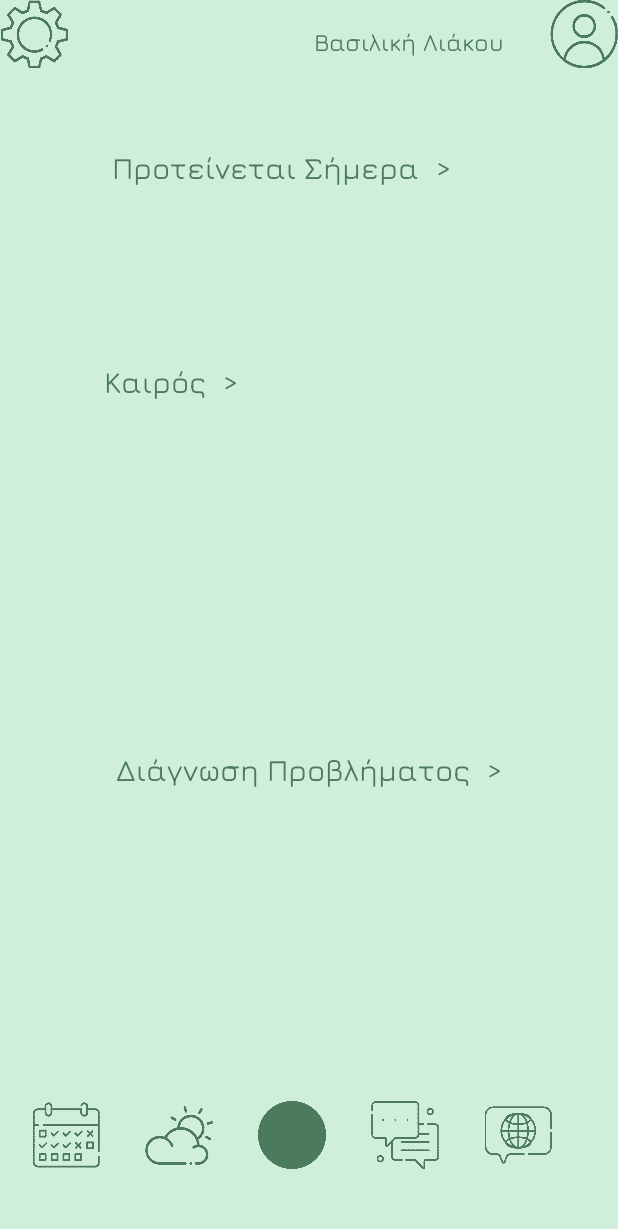
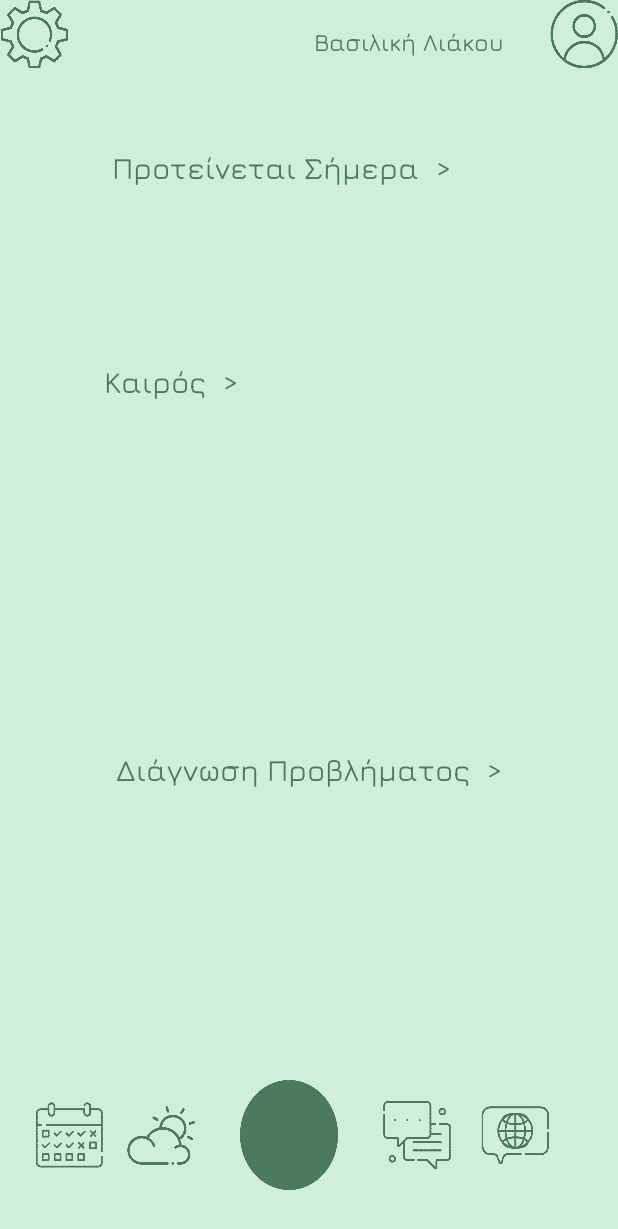
Before and after one commit to katerinaarf/OliveTheory, an Android app: the layout activity_menu.xml on its own in the app's theme, with its tools: preview values and no code run, on a phone screen of 412 x 824 dp. Shown: the top 1229 px of the screen. Run offline under Robolectric (Android 15) with nearby library versions, the phone set to English and light mode, and no system bars.

Commit message:
omw to make the cutest menu

```diff
--- /dev/null
+++ b/app/src/main/java/com/example/olivetheory/CalendarActivity.java
@@ -0,0 +1,4 @@
+package com.example.olivetheory;
+
+public class CalendarActivity {
+}
--- /dev/null
+++ b/app/src/main/java/com/example/olivetheory/MessageActivity.java
@@ -0,0 +1,4 @@
+package com.example.olivetheory;
+
+public class MessageActivity {
+}
--- /dev/null
+++ b/app/src/main/java/com/example/olivetheory/ProblemsActivity.java
@@ -0,0 +1,4 @@
+package com.example.olivetheory;
+
+public class ProblemsActivity {
+}
--- /dev/null
+++ b/app/src/main/java/com/example/olivetheory/SettingsActivity.java
@@ -0,0 +1,4 @@
+package com.example.olivetheory;
+
+public class SettingsActivity {
+}
--- /dev/null
+++ b/app/src/main/java/com/example/olivetheory/WeatherActivity.java
@@ -0,0 +1,4 @@
+package com.example.olivetheory;
+
+public class WeatherActivity {
+}
--- a/app/src/main/res/layout/activity_menu.xml
+++ b/app/src/main/res/layout/activity_menu.xml
@@ -58,7 +58,7 @@
         app:layout_constraintTop_toBottomOf="@+id/settings" />
 
     <TextView
-        android:id="@+id/weather"
+        android:id="@+id/weatherText"
         android:layout_width="wrap_content"
         android:layout_height="wrap_content"
         android:layout_marginTop="116dp"
@@ -81,10 +81,10 @@
         app:layout_constraintHorizontal_bias="0.34"
         app:layout_constraintMarginTop="16dp"
         app:layout_constraintStart_toStartOf="parent"
-        app:layout_constraintTop_toBottomOf="@+id/weather" />
+        app:layout_constraintTop_toBottomOf="@+id/weatherText" />
 
     <TextView
-        android:id="@+id/problems"
+        android:id="@+id/problemsText"
         android:layout_width="wrap_content"
         android:layout_height="wrap_content"
         android:layout_marginTop="124dp"
@@ -115,8 +115,8 @@
             android:background="@drawable/calendar" />
 
         <View
-            android:layout_width="30dp"
-            android:layout_height="wrap_content" />
+            android:layout_width="16dp"
+            android:layout_height="134dp" />
 
         <Button
             android:id="@+id/weather"
@@ -131,8 +131,8 @@
 
         <Button
             android:id="@+id/problems"
-            android:layout_width="45dp"
-            android:layout_height="45dp"
+            android:layout_width="65dp"
+            android:layout_height="73dp"
             android:background="@drawable/olivetheory"
             tools:ignore="DuplicateIds" />
 
@@ -140,7 +140,7 @@
             android:layout_width="30dp"
             android:layout_height="wrap_content" />
 
-        <ImageButton
+        <Button
             android:id="@+id/message"
             android:layout_width="45dp"
             android:layout_height="45dp"
@@ -148,10 +148,10 @@
 
 
         <View
-            android:layout_width="30dp"
-            android:layout_height="wrap_content" />
+            android:layout_width="20dp"
+            android:layout_height="103dp" />
 
-        <ImageButton
+        <Button
             android:id="@+id/forum"
             android:layout_width="45dp"
             android:layout_height="45dp"
```
Also changed, not shown: app/src/main/java/com/example/olivetheory/MenuActivity.java (+52 -1 lines).
